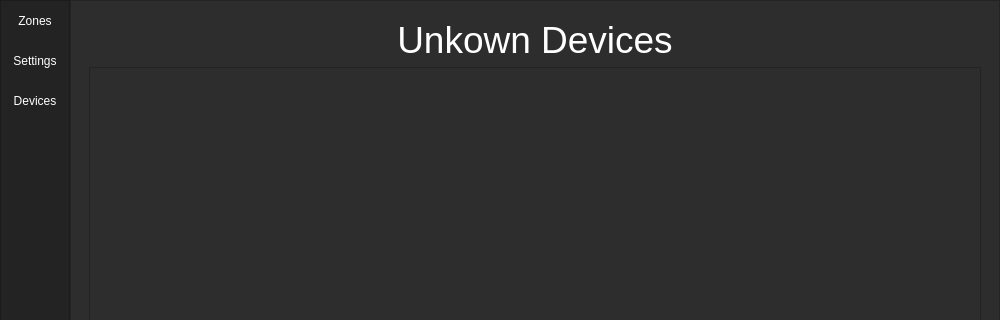
Before: the Qt Designer form gui/blue_menu.ui in btsimon97/ble-surveillance, drawn with Qt 5; both pictures show x 0 to 1000 and y 0 to 320 of the 1000 by 500 pixel window.
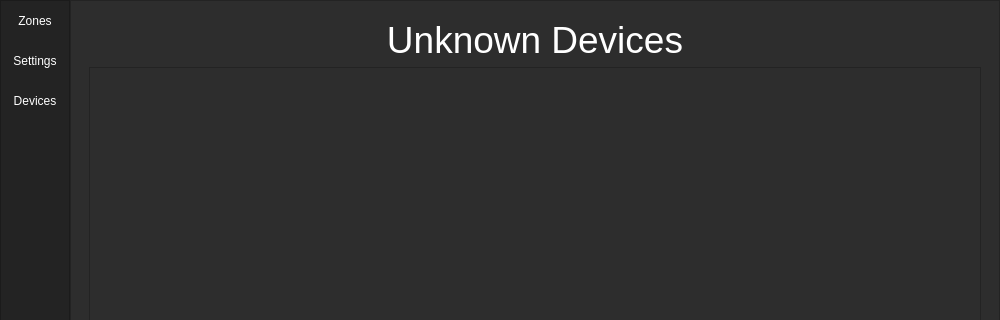
After: the same form once the commit is applied. The open tabs and pages were chosen to show the change. Icons and pictures are not drawn.

Commit message: Fixed typo on unknown devices page

```diff
--- a/gui/blue_menu.ui
+++ b/gui/blue_menu.ui
@@ -915,7 +915,7 @@
                  <string notr="true">color: #FFF;</string>
                 </property>
                 <property name="text">
-                 <string>Unkown Devices</string>
+                 <string>Unknown Devices</string>
                 </property>
                 <property name="alignment">
                  <set>Qt::AlignHCenter|Qt::AlignTop</set>
```
The commit also changes 1 other file.
